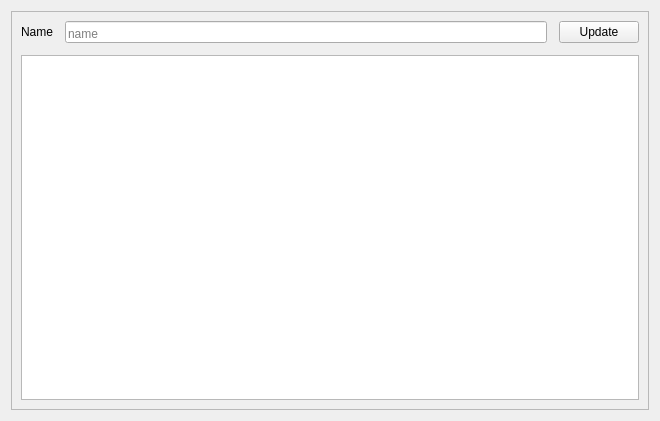
First picture: the form in ViewProfit/ui/table_benchmarks.ui, repository wwmm/viewprofit, before the edit.
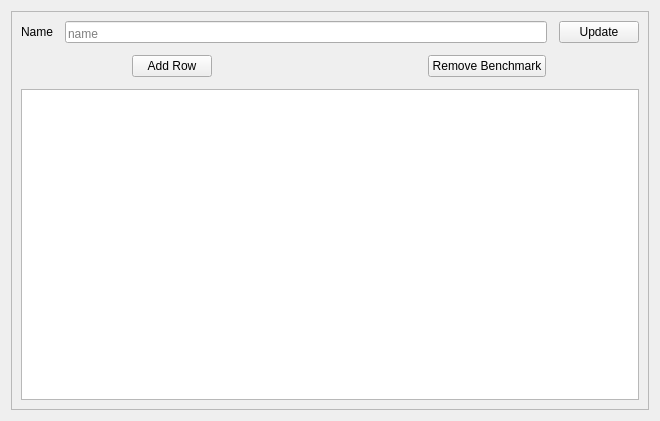
Second picture: the form after the edit.

Commit message: benchmark tables can be removed

Patch:
```diff
--- a/ViewProfit/ui/table_benchmarks.ui
+++ b/ViewProfit/ui/table_benchmarks.ui
@@ -159,6 +159,36 @@
         </property>
        </widget>
       </item>
+      <item row="1" column="0" colspan="3">
+       <layout class="QHBoxLayout" name="horizontalLayout">
+        <item alignment="Qt::AlignHCenter">
+         <widget class="QPushButton" name="button_add_row">
+          <property name="sizePolicy">
+           <sizepolicy hsizetype="Fixed" vsizetype="Fixed">
+            <horstretch>0</horstretch>
+            <verstretch>0</verstretch>
+           </sizepolicy>
+          </property>
+          <property name="text">
+           <string>Add Row</string>
+          </property>
+         </widget>
+        </item>
+        <item alignment="Qt::AlignHCenter">
+         <widget class="QPushButton" name="button_remove_table">
+          <property name="sizePolicy">
+           <sizepolicy hsizetype="Fixed" vsizetype="Fixed">
+            <horstretch>0</horstretch>
+            <verstretch>0</verstretch>
+           </sizepolicy>
+          </property>
+          <property name="text">
+           <string>Remove Benchmark</string>
+          </property>
+         </widget>
+        </item>
+       </layout>
+      </item>
      </layout>
     </widget>
    </item>
```
The commit also changes 5 other files.
